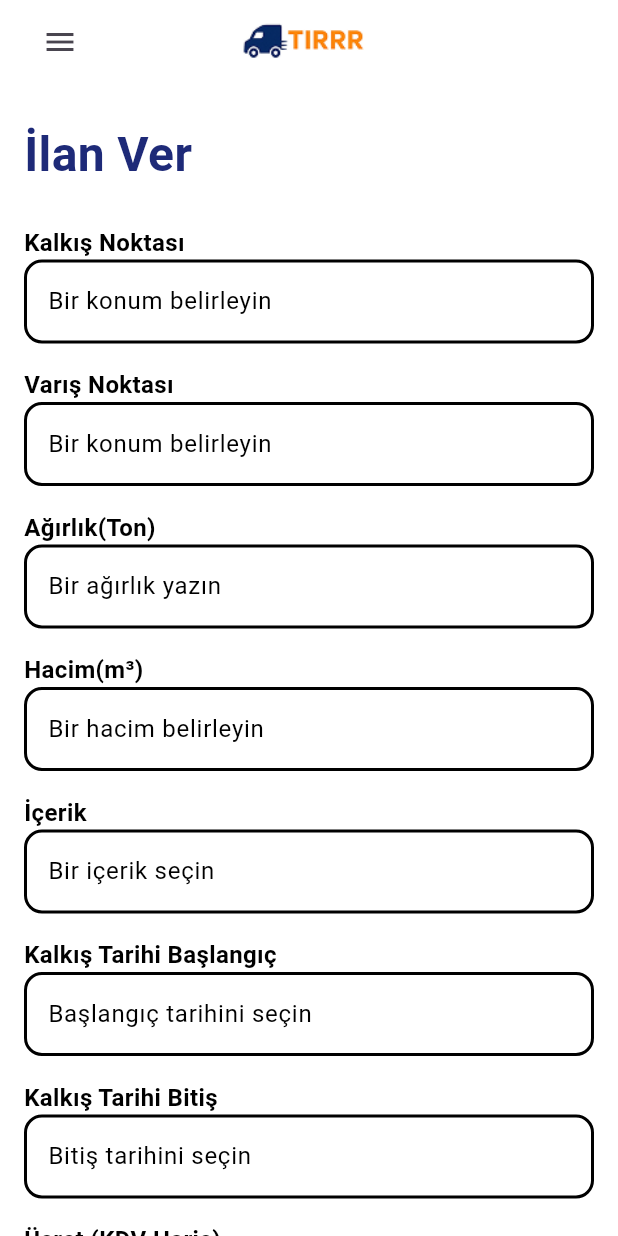
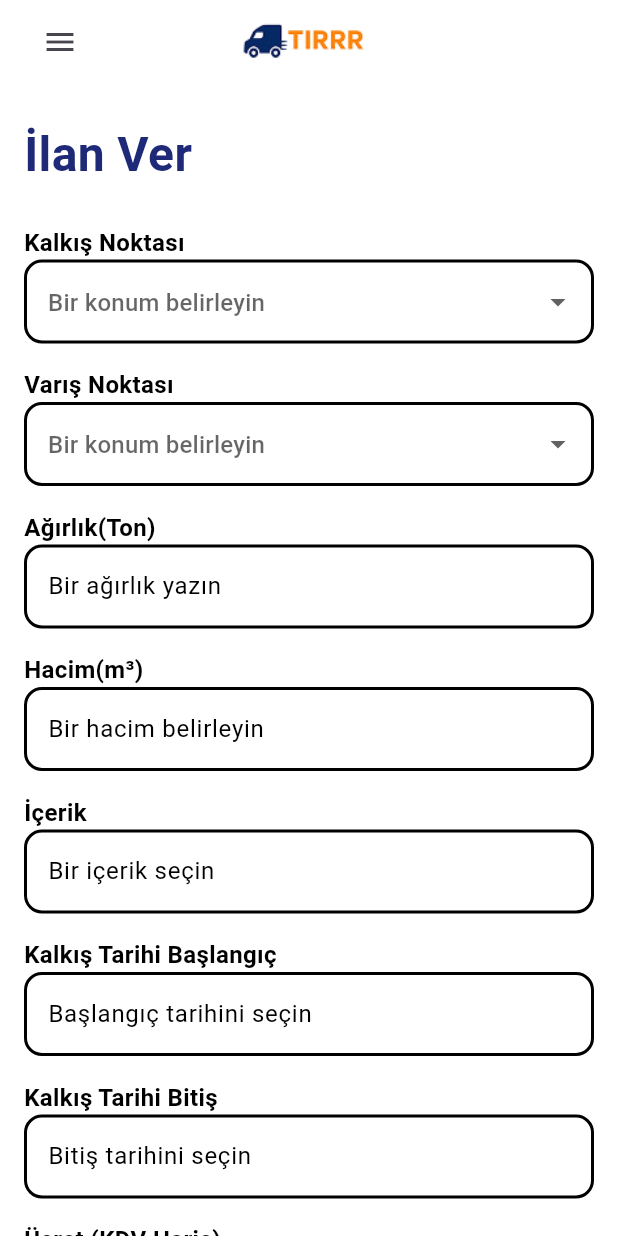
Before and after one commit to epicureous011/tirrr_app, a Flutter app: the CreateListingPage screen opened by its route, on a phone screen of 412 x 824 dp. Run offline on Flutter 3.47's test engine with Material 3 defaults, Android fonts, the phone set to English and light mode, and no system bars; our stand-ins replace cloud_firestore, firebase_auth, firebase_core, firebase_storage, image_picker; accounts and stored records are empty.

Commit message:
dropdown

```diff
--- a/lib/create-listing.dart
+++ b/lib/create-listing.dart
@@ -4,6 +4,7 @@ import 'components/app_header.dart';
 import 'components/drawer.dart';
 import 'package:cloud_firestore/cloud_firestore.dart';
 import 'package:firebase_auth/firebase_auth.dart';
+import '/utils/eightyOneCities.dart';
 
 class CreateListingPage extends StatefulWidget {
   const CreateListingPage({Key? key}) : super(key: key);
@@ -21,6 +22,8 @@ class _CreateListingPageState extends State<CreateListingPage> {
   final TextEditingController _volumeController = TextEditingController();
   final TextEditingController _contentController = TextEditingController();
   final TextEditingController _priceController = TextEditingController();
+  String? selectedOrigin;
+  String? selectedDestination;
   bool _isLoading = false;
 
   @override
@@ -47,11 +50,29 @@ class _CreateListingPageState extends State<CreateListingPage> {
 
               // Form Fields
               _buildLabel('Kalkış Noktası'),
-              _buildField('Bir konum belirleyin', _originController),
+              _buildDropdown(
+                'Bir konum belirleyin',
+                selectedValue: selectedOrigin,
+                onChanged: (value) {
+                  setState(() {
+                    selectedOrigin = value;
+                    _originController.text = value ?? '';
+                  });
+                },
+              ),
               const SizedBox(height: 16),
 
               _buildLabel('Varış Noktası'),
-              _buildField('Bir konum belirleyin', _destinationController),
+              _buildDropdown(
+                'Bir konum belirleyin',
+                selectedValue: selectedDestination,
+                onChanged: (value) {
+                  setState(() {
+                    selectedDestination = value;
+                    _destinationController.text = value ?? '';
+                  });
+                },
+              ),
               const SizedBox(height: 16),
 
               _buildLabel('Ağırlık(Ton)'),
@@ -252,6 +273,55 @@ class _CreateListingPageState extends State<CreateListingPage> {
     );
   }
 
+  Widget _buildDropdown(
+    String hint, {
+    String? selectedValue,
+    required ValueChanged<String?> onChanged,
+  }) {
+    return DropdownButtonFormField<String>(
+      value: selectedValue,
+      dropdownColor: Colors.grey.shade200,
+      decoration: InputDecoration(
+        hintText: hint,
+        hintStyle: const TextStyle(
+          fontSize: 16,
+          fontWeight: FontWeight.normal,
+          color: Colors.black,
+        ),
+        contentPadding: const EdgeInsets.symmetric(horizontal: 12, vertical: 16),
+        border: OutlineInputBorder(
+          borderRadius: BorderRadius.circular(12),
+          borderSide: const BorderSide(color: Colors.black, width: 2),
+        ),
+        enabledBorder: OutlineInputBorder(
+          borderRadius: BorderRadius.circular(12),
+          borderSide: const BorderSide(color: Colors.black, width: 2),
+        ),
+        focusedBorder: OutlineInputBorder(
+          borderRadius: BorderRadius.circular(12),
+          borderSide: const BorderSide(color: Colors.black, width: 2),
+        ),
+      ),
+      items: provinces.asMap().entries.map((entry) {
+        final idx = entry.key;
+        final city = entry.value;
+        return DropdownMenuItem<String>(
+          value: city,
+          child: Text(
+            idx == 0 ? 'Şehir Seçin' : city,
+            style: idx == 0
+                ? const TextStyle(
+                    fontWeight: FontWeight.bold,
+                    color: Colors.black87,
+                  )
+                : null,
+          ),
+        );
+      }).toList(),
+      onChanged: onChanged,
+    );
+  }
+
   @override
   void dispose() {
     _startDateController.dispose();
--- a/lib/utils/eightyOneCities.dart
+++ b/lib/utils/eightyOneCities.dart
@@ -1,4 +1,5 @@
 const List<String> provinces = [
+  '',
   'Adana',
   'Adıyaman',
   'Afyon',
```
Also changed, not shown: lib/search-listing.dart (+71 -3 lines).
